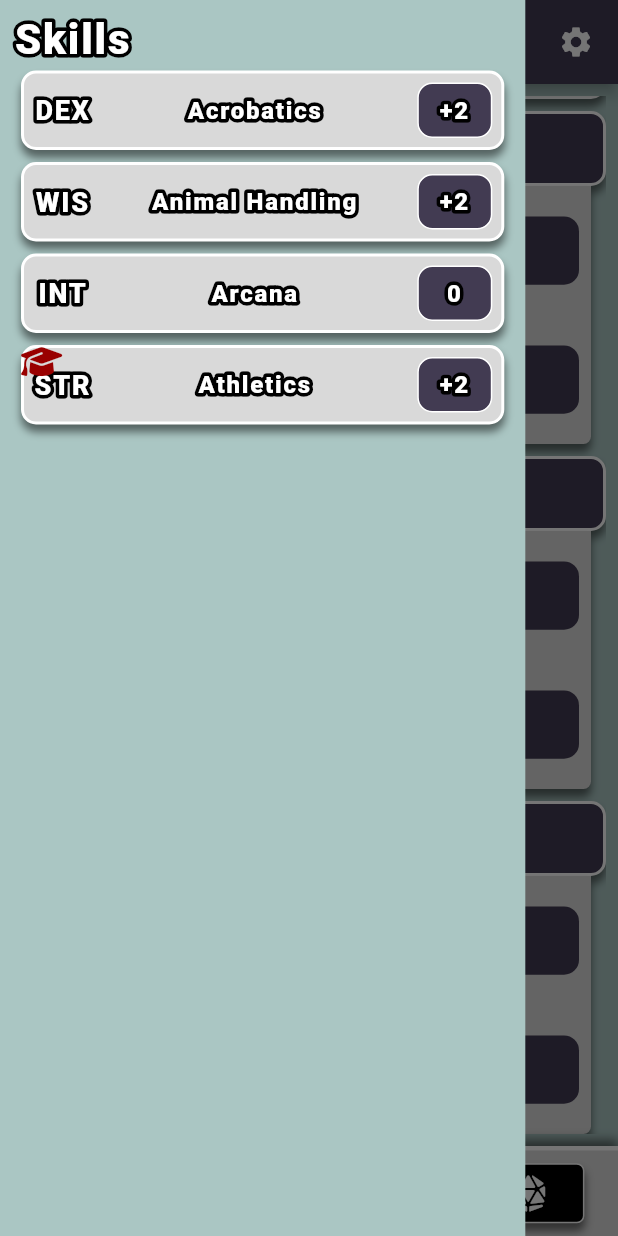
After one commit to dompetriella/Player-Watchtower, a Flutter app: the screen it shows after launch, scrolled down 406 dp, after a tap on the "menu" icon, on a phone screen of 412 x 824 dp. The commit adds this screen. Run offline on Flutter 3.47's test engine with Material 2 defaults, Android fonts, the phone set to English and light mode, and no system bars; drawn by our look-alikes of bordered_text; our stand-ins replace flutter_inset_box_shadow, flutter_riverpod, font_awesome_flutter, hexcolor.

Commit message:
left drawer

```diff
--- /dev/null
+++ b/lib/pages/QuickSelect/drawer/skills_drawer.dart
@@ -0,0 +1,33 @@
+import 'package:flutter/material.dart';
+import 'package:flutter_riverpod/flutter_riverpod.dart';
+import 'package:player_watchtower/global_components/stroke_text.dart';
+import 'package:player_watchtower/pages/QuickSelect/drawer/skill.dart';
+import 'package:player_watchtower/pages/QuickSelect/drawer/skills_list.dart';
+import 'package:player_watchtower/providers/theme.dart';
+
+class SkillsDrawer extends ConsumerWidget {
+  const SkillsDrawer({super.key});
+
+  @override
+  Widget build(BuildContext context, WidgetRef ref) {
+    return Container(
+      color: ref.watch(themeProvider).bgColor,
+      width: MediaQuery.of(context).size.width * .85,
+      child: Padding(
+        padding: const EdgeInsets.all(10.0),
+        child: ListView(
+          children: [
+            Align(
+              alignment: Alignment.centerLeft,
+              child: StrokeText(
+                text: "Skills",
+                size: 28,
+              ),
+            ),
+            SkillsList()
+          ],
+        ),
+      ),
+    );
+  }
+}
--- /dev/null
+++ b/lib/pages/QuickSelect/drawer/skills_list.dart
@@ -0,0 +1,28 @@
+import 'package:flutter/material.dart';
+
+import 'skill.dart';
+
+class SkillsList extends StatelessWidget {
+  const SkillsList({super.key});
+
+  @override
+  Widget build(BuildContext context) {
+    return Column(
+      children: [
+        Skill(
+          skillType: "DEX",
+          text: "Acrobatics",
+          modifier: "+2",
+        ),
+        Skill(skillType: "WIS", modifier: "+2", text: "Animal Handling"),
+        Skill(skillType: "INT", modifier: "0", text: "Arcana"),
+        Skill(
+          skillType: "STR",
+          modifier: "+2",
+          text: "Athletics",
+          isProficient: true,
+        )
+      ],
+    );
+  }
+}
--- a/lib/pages/Stats/components/body_drop_down.dart
+++ b/lib/pages/Stats/components/body_drop_down.dart
@@ -59,12 +59,12 @@ class BodyDropDown extends ConsumerWidget {
                           alignment: Alignment.centerRight,
                           child: ref.watch(expandedProvider)
                               ? Icon(
-                                  Icons.expand_more,
+                                  Icons.expand_less,
                                   size: 35,
                                   color: Colors.white,
                                 )
                               : Icon(
-                                  Icons.expand_less,
+                                  Icons.expand_more,
                                   size: 35,
                                   color: Colors.white,
                                 ),
@@ -72,7 +72,7 @@ class BodyDropDown extends ConsumerWidget {
                       ],
                     ),
                   ),
-                  if (!ref.watch(expandedProvider))
+                  if (ref.watch(expandedProvider))
                     Container(child: Column(children: statsEntries))
                 ],
               ),
--- a/lib/pages/screen_chassis.dart
+++ b/lib/pages/screen_chassis.dart
@@ -4,6 +4,7 @@ import 'package:player_watchtower/global_components/bottom_bar.dart';
 import 'package:player_watchtower/global_components/stroke_text.dart';
 import 'package:player_watchtower/pages/Dice/dice.dart';
 import 'package:player_watchtower/pages/Inventory/inventory.dart';
+import 'package:player_watchtower/pages/QuickSelect/drawer/skills_drawer.dart';
 import 'package:player_watchtower/pages/Stats/stats_page.dart';
 import 'package:player_watchtower/providers/player_stats.dart';
 import 'package:player_watchtower/providers/theme.dart';
@@ -29,6 +30,7 @@ class ScreenChassis extends ConsumerWidget {
 
     return Scaffold(
       appBar: AppBar(
+        automaticallyImplyLeading: false,
         centerTitle: true,
         backgroundColor: ref.watch(themeProvider).appBarColor,
         title: Stack(
@@ -42,16 +44,20 @@ class ScreenChassis extends ConsumerWidget {
                 alignment: Alignment.centerRight,
                 child: GestureDetector(
                     onTap: () {
-                      print(index);
-                      print(themesNames[index]);
                       ref.watch(themeProvider.notifier).state =
                           themesDictionary[themesNames[index]]!;
                       index == themesNames.length - 1 ? index = 0 : index++;
                     },
-                    child: Icon(Icons.settings)))
+                    child: Icon(Icons.settings))),
+            Builder(builder: (context) {
+              return GestureDetector(
+                  onTap: () => Scaffold.of(context).openDrawer(),
+                  child: Icon(Icons.menu));
+            })
           ],
         ),
       ),
+      drawer: SkillsDrawer(),
       bottomNavigationBar: BottomBar(),
       body: pages[ref.watch(currentPage)],
     );
```
Also changed, not shown: lib/pages/Stats/statsEntries.dart (+36 -4 lines), lib/pages/Stats/stats_page.dart (+28 -4 lines), 3 other files.
